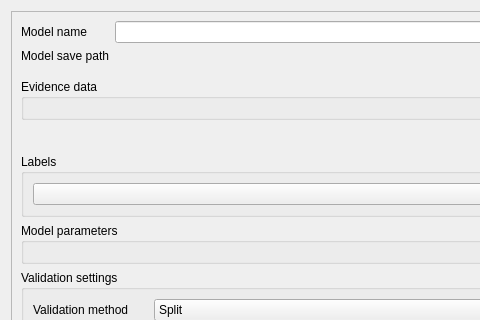
GispoCoding/eis_qgis_plugin, file eis_qgis_plugin/resources/ui/modeling/training.ui: the form before one commit; both pictures show x 0 to 480 and y 0 to 320 of the 673 by 804 pixel window.
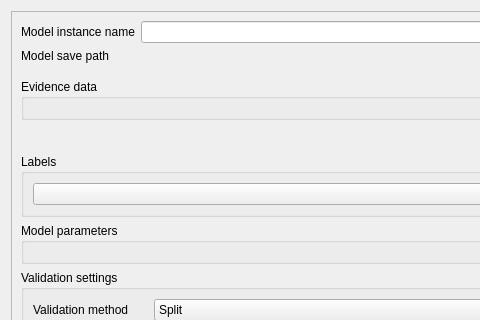
The form after the commit. Custom widgets are drawn as their Qt base class.

Commit message: Model history updates: Add training execution time, fix bug with parameters section, change terminology: model name is now model type, trained models are now called model instances

```diff
--- a/eis_qgis_plugin/resources/ui/modeling/training.ui
+++ b/eis_qgis_plugin/resources/ui/modeling/training.ui
@@ -34,7 +34,7 @@
          <item row="0" column="0">
           <widget class="QLabel" name="model_name_label">
            <property name="text">
-            <string>Model name</string>
+            <string>Model instance name</string>
            </property>
           </widget>
          </item>
```
Left out of the diff: 2 changed lines with no effect on the pictures. The commit also changes 10 other files.
